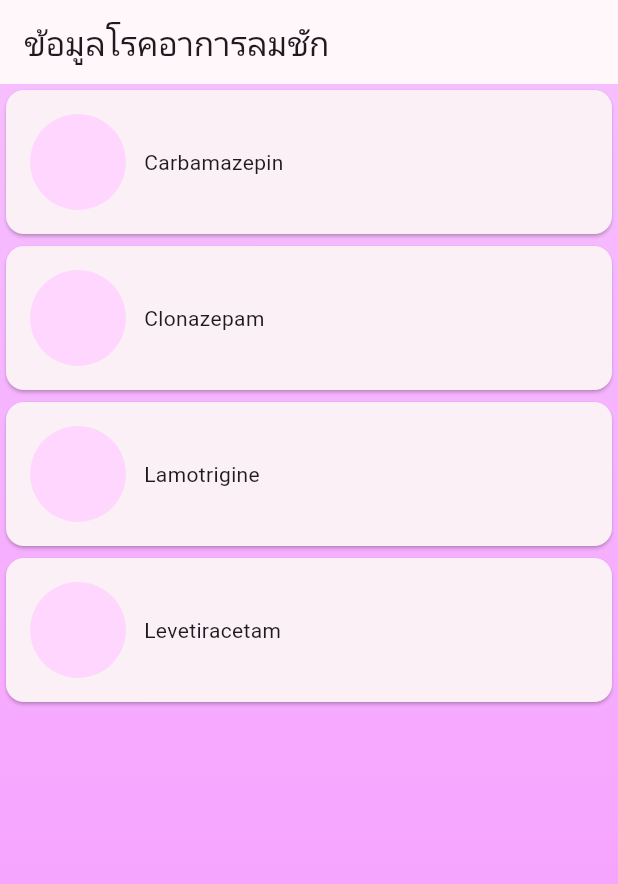
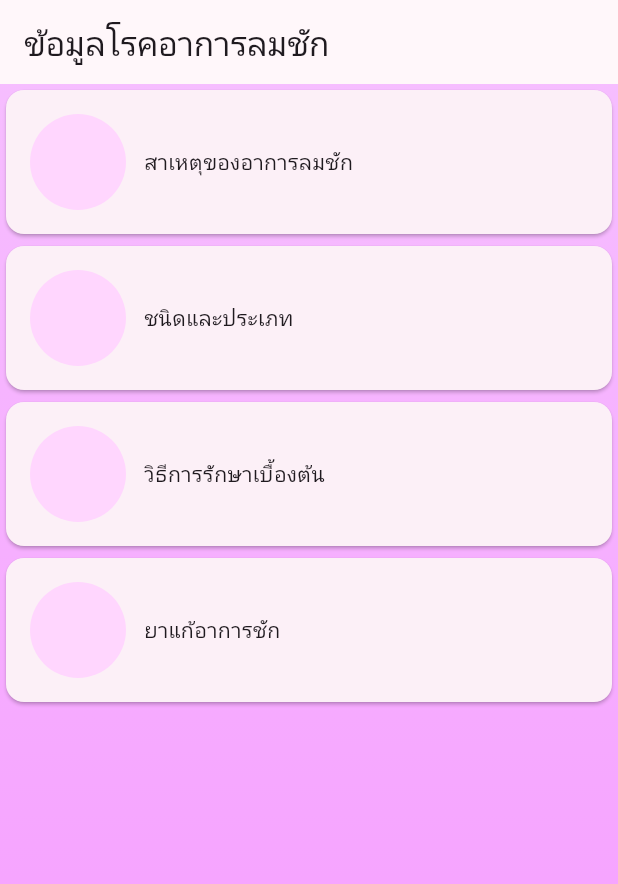
Before and after one commit to Leoevi/epilepsy_care_pmk, a Flutter app: the Symptom widget shown alone on an empty page, opened directly, on a phone screen of 412 x 824 dp. Shown: the top 884 px of the screen. Run offline on Flutter 3.47's test engine with Material 3 defaults, Android fonts, the phone set to English and light mode, and no system bars; our stand-ins replace fl_chart, table_calendar.

Commit message:
fix naming mistakes between symptom and medication

```diff
--- /dev/null
+++ b/lib/screens/wiki/symptoms/symptom.dart
@@ -0,0 +1,23 @@
+import 'package:epilepsy_care_pmk/screens/wiki/symptoms/symptom_detail.dart';
+import 'package:flutter/material.dart';
+
+import '../../../custom_widgets/icon_label_detail_button.dart';
+import '../../commons/screen_with_app_bar_and_list.dart';
+
+class Symptom extends StatelessWidget {
+  const Symptom({super.key});
+
+  @override
+  Widget build(BuildContext context) {
+    return ScreenWithAppBarAndList(
+        title: "ข้อมูลโรคอาการลมชัก",
+        iconLabelDetailButtonList: [
+          IconLabelDetailButton(label: "สาเหตุของอาการลมชัก", onTap: () {
+            // Navigator.of(context).push(MaterialPageRoute(builder: (context) => const MedicationDetail()));
+          }),
+          IconLabelDetailButton(label: "ชนิดและประเภท", onTap: null),
+          IconLabelDetailButton(label: "วิธีการรักษาเบื้องต้น", onTap: null),
+          IconLabelDetailButton(label: "ยาแก้อาการชัก", onTap: null),
+        ]);
+  }
+}
--- a/lib/screens/wiki/symptoms/symtom.dart
+++ /dev/null
@@ -1,20 +0,0 @@
-import 'package:flutter/material.dart';
-
-import '../../../custom_widgets/icon_label_detail_button.dart';
-import '../../commons/screen_with_app_bar_and_list.dart';
-
-class Symptom extends StatelessWidget {
-  const Symptom({super.key});
-
-  @override
-  Widget build(BuildContext context) {
-    return ScreenWithAppBarAndList(
-        title: "ข้อมูลโรคอาการลมชัก",
-        iconLabelDetailButtonList: [
-          IconLabelDetailButton(label: "Carbamazepin", onTap: null),
-          IconLabelDetailButton(label: "Clonazepam", onTap: null),
-          IconLabelDetailButton(label: "Lamotrigine", onTap: null),
-          IconLabelDetailButton(label: "Levetiracetam", onTap: null),
-        ]);
-  }
-}
```
Also changed, not shown: lib/screens/wiki/symptoms/symptom_detail.dart (+9 -2 lines).
